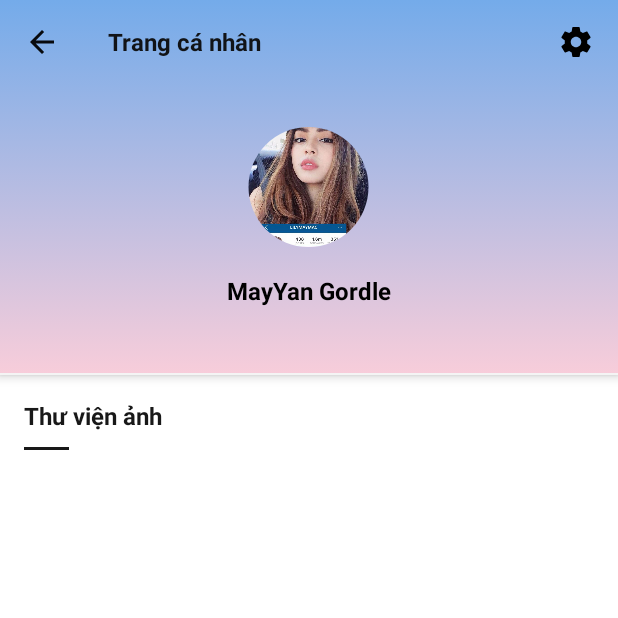
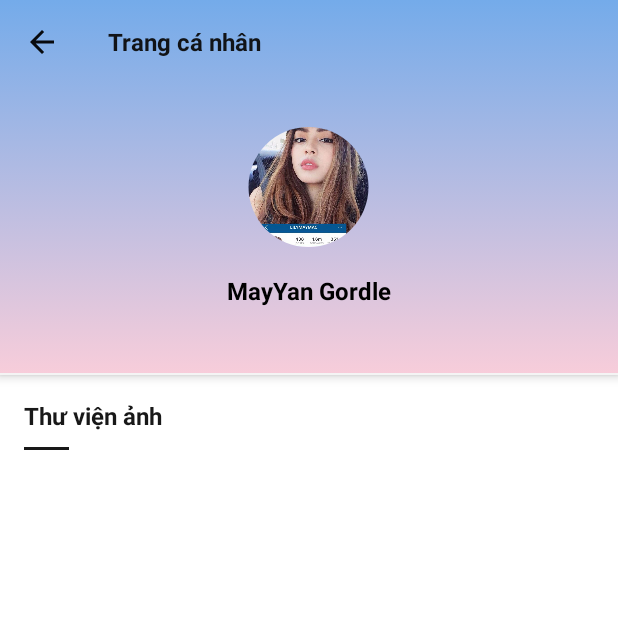
Before and after one commit to vuvuong3101/Hackathon3-TravelApp, an Android app: the fragment UserFragment placed in its activity, on a phone screen of 412 x 824 dp, the top half of it. Run offline under Robolectric (Android 15) with nearby library versions, the phone set to English and light mode, and no system bars; our stand-ins replace EventBus, Firebase (no records; nobody signed in at launch, a user with empty details on screens opened directly), Picasso, RxJava; libraries missing offline, so code that uses them is left out: com.facebook, com.facebook.share, com.github.pwittchen.reactivenetwork, com.github.siyamed.shapeimageview, com.jakewharton.rxbinding2 and 2 more; plain views replace CircularImageView, SpaceNavigationView; pictures from the network do not load; 14 statements that could not run were skipped.

Commit message:
fix more

```diff
--- a/app/src/main/java/vu/travelapp/activities/IntroActivity.java
+++ b/app/src/main/java/vu/travelapp/activities/IntroActivity.java
@@ -119,7 +119,8 @@ public class IntroActivity extends AppCompatActivity {
     }
 
     private void launchHomeScreen() {
-        prefManager.setFirstTimeLaunch(true);
+        prefManager.setFirstTimeLaunch(true
+        );
         startActivity(new Intent(IntroActivity.this, Intro.class));
         finish();
     }
--- a/app/src/main/java/vu/travelapp/activities/MainActivity.java
+++ b/app/src/main/java/vu/travelapp/activities/MainActivity.java
@@ -37,6 +37,7 @@ import vu.travelapp.R;
 import vu.travelapp.fragments.HomeFragment;
 import vu.travelapp.fragments.RankFragment;
 import vu.travelapp.fragments.SearchFragment;
+import vu.travelapp.fragments.SettingFragment;
 import vu.travelapp.fragments.UploadFragment;
 import vu.travelapp.fragments.UserFragment;
 import vu.travelapp.managers.ScreenManager;
@@ -47,7 +48,7 @@ public class MainActivity extends AppCompatActivity {
     public static String id_me;
     private static final String TAG = MainActivity.class.toString();
     private Toolbar toolbar;
-    private RelativeLayout user;
+    private RelativeLayout settings;
     private ProfileModel profileModel;
     private SpaceNavigationView spaceNavigationView;
     private SearchView searchView;
@@ -73,18 +74,18 @@ public class MainActivity extends AppCompatActivity {
     }
 
     private void progress() {
-        user.setOnClickListener(new View.OnClickListener() {
+        settings.setOnClickListener(new View.OnClickListener() {
             @Override
             public void onClick(View view) {
                 requestFaceboook();
-                ScreenManager.replaceFragment(getSupportFragmentManager(), new UserFragment(), R.id.main);
+                ScreenManager.replaceFragment(getSupportFragmentManager(), new SettingFragment(), R.id.main);
 
             }
         });
         spaceNavigationView.addSpaceItem(new SpaceItem("", R.drawable.ic_home));
         spaceNavigationView.addSpaceItem(new SpaceItem("", R.drawable.ic_newplace));
         spaceNavigationView.addSpaceItem(new SpaceItem("", R.drawable.ic_fav));
-        spaceNavigationView.addSpaceItem(new SpaceItem("", R.drawable.ic_search));
+        spaceNavigationView.addSpaceItem(new SpaceItem("", R.drawable.ic_person));
         spaceNavigationView.changeCenterButtonIcon(R.drawable.ic_plus);
         spaceNavigationView.setSpaceOnClickListener(new SpaceOnClickListener() {
             @Override
@@ -98,11 +99,10 @@ public class MainActivity extends AppCompatActivity {
                     ScreenManager.openFragment(getSupportFragmentManager(), new HomeFragment(), R.id.rl_content);
                 } else if (itemIndex == 1) {
                     ScreenManager.openFragment(getSupportFragmentManager(), new RankFragment(), R.id.rl_content);
-
                 } else if (itemIndex == 2) {
                     ScreenManager.openFragment(getSupportFragmentManager(), new HomeFragment(), R.id.rl_content);
                 } else if (itemIndex == 3) {
-                    ScreenManager.openFragment(getSupportFragmentManager(), new HomeFragment(), R.id.rl_content);
+                    ScreenManager.openFragment(getSupportFragmentManager(), new UserFragment(), R.id.main);
                 }
             }
 
@@ -156,7 +156,7 @@ public class MainActivity extends AppCompatActivity {
     private void Init() {
         spaceNavigationView = (SpaceNavigationView) findViewById(R.id.space);
         toolbar = (Toolbar) findViewById(R.id.toolbar_home);
-        user = (RelativeLayout) findViewById(R.id.profile_user);
+        settings = (RelativeLayout) findViewById(R.id.settings);
         setSupportActionBar(toolbar);
         ScreenManager.openFragment(getSupportFragmentManager(), new HomeFragment(), R.id.rl_content);
     }
--- a/app/src/main/java/vu/travelapp/adapter/AdapterRankFragment.java
+++ b/app/src/main/java/vu/travelapp/adapter/AdapterRankFragment.java
@@ -57,6 +57,7 @@ public class AdapterRankFragment extends RecyclerView.Adapter<AdapterRankFragmen
         ImageView ivImageRank;
         TextView tvLikeRank;
         TextView tvNameRank;
+        TextView tvDestinationRank;
 
         public RankModelViewHolder(View itemView) {
             super(itemView);
@@ -68,6 +69,7 @@ public class AdapterRankFragment extends RecyclerView.Adapter<AdapterRankFragmen
             ivImageRank = (ImageView) itemView.findViewById(R.id.iv_image_rank);
             tvLikeRank = (TextView) itemView.findViewById(R.id.tv_like_rank);
             tvNameRank = (TextView) itemView.findViewById(R.id.user_name);
+            tvDestinationRank = (TextView) itemView.findViewById(R.id.tv_destination_rank);
         }
 
         private void setData(DataModel data, Context context) {
@@ -75,6 +77,7 @@ public class AdapterRankFragment extends RecyclerView.Adapter<AdapterRankFragmen
                 Picasso.with(context).load(data.getImage()).into(ivImageRank);
                 tvLikeRank.setText(String.valueOf(data.getLike()));
                 tvNameRank.setText(data.getName());
+                tvDestinationRank.setText(data.getDestination());
                 view.setTag(data);
             }
         }
--- a/app/src/main/java/vu/travelapp/fragments/RankFragment.java
+++ b/app/src/main/java/vu/travelapp/fragments/RankFragment.java
@@ -72,6 +72,7 @@ public class RankFragment extends Fragment implements View.OnClickListener {
                     dataModel.setContent(response.body().get(i).getContent());
                     dataModel.setLike(response.body().get(i).getLike());
                     dataModel.setId(response.body().get(i).get_id());
+                    dataModel.setDestination(response.body().get(i).getDestination());
                     if (dataModel.getLike() > maxLike) {
                         maxLike = dataModel.getLike();
                         dataModelList.add(0, dataModel);
--- a/app/src/main/java/vu/travelapp/fragments/SettingFragment.java
+++ b/app/src/main/java/vu/travelapp/fragments/SettingFragment.java
@@ -15,6 +15,7 @@ import com.gitonway.lee.niftymodaldialogeffects.lib.NiftyDialogBuilder;
 
 import vu.travelapp.R;
 import vu.travelapp.activities.LoginActivity;
+import vu.travelapp.managers.ScreenManager;
 
 /**
  * Created by mac-vuongvu on 8/11/17.
@@ -56,7 +57,7 @@ public class SettingFragment  extends android.support.v4.app.Fragment{
         rlInfo.setOnClickListener(new View.OnClickListener() {
             @Override
             public void onClick(View v) {
-
+                ScreenManager.openFragment(getActivity().getSupportFragmentManager(),new AboutMeFragment(),R.id.main);
             }
         });
         rlBack.setOnClickListener(new View.OnClickListener() {
--- a/app/src/main/java/vu/travelapp/fragments/UserFragment.java
+++ b/app/src/main/java/vu/travelapp/fragments/UserFragment.java
@@ -2,6 +2,7 @@ package vu.travelapp.fragments;
 
 import android.app.Dialog;
 import android.os.Bundle;
+import android.support.design.internal.NavigationMenu;
 import android.support.v4.app.Fragment;
 import android.support.v7.widget.GridLayoutManager;
 import android.support.v7.widget.LinearLayoutManager;
@@ -14,6 +15,7 @@ import android.widget.ImageView;
 import android.widget.RelativeLayout;
 import android.widget.TextView;
 
+import com.luseen.spacenavigation.SpaceNavigationView;
 import com.squareup.picasso.Picasso;
 
 import org.greenrobot.eventbus.EventBus;
--- a/app/src/main/res/layout/about_me.xml
+++ b/app/src/main/res/layout/about_me.xml
@@ -2,7 +2,9 @@
 <LinearLayout xmlns:android="http://schemas.android.com/apk/res/android"
     android:orientation="vertical"
     android:layout_width="match_parent"
-    android:layout_height="match_parent">
+    android:layout_height="match_parent"
+    android:background="@color/cardview_light_background"
+    android:clickable="true">
 
     <ScrollView
         android:layout_width="match_parent"
@@ -56,7 +58,7 @@
                 android:layout_height="wrap_content"
                 android:layout_margin="20dp"
                 android:autoLink="web"
-                android:text="Đang phát triển bởi Team " />
+                android:text="Đang phát triển bởi Travel Team " />
         </LinearLayout>
     </ScrollView>
 
--- a/app/src/main/res/layout/activity_main.xml
+++ b/app/src/main/res/layout/activity_main.xml
@@ -41,7 +41,7 @@
                         android:gravity="center_horizontal">
 
                         <RelativeLayout
-                            android:id="@+id/profile_user"
+                            android:id="@+id/settings"
                             android:layout_width="?actionBarSize"
                             android:layout_height="match_parent"
                             android:paddingLeft="16dp"
@@ -52,13 +52,13 @@
                                 android:layout_height="wrap_content"
                                 android:layout_centerVertical="true"
                                 android:padding="0dp"
-                                android:src="@drawable/ic_person" />
+                                android:src="@drawable/ic_settings" />
                         </RelativeLayout>
 
                         <RelativeLayout
                             android:layout_width="match_parent"
                             android:layout_height="match_parent"
-                            android:layout_toRightOf="@id/profile_user">
+                            android:layout_toRightOf="@id/settings">
 
                             <ImageView
                                 android:id="@+id/logo"
--- a/app/src/main/res/layout/fragment_upload_image.xml
+++ b/app/src/main/res/layout/fragment_upload_image.xml
@@ -7,7 +7,7 @@
     android:background="@color/colorPrimary"
     android:clickable="true"
     android:orientation="vertical"
-    android:visibility="visible">
+    android:visibility="invisible">
 
     <android.support.design.widget.AppBarLayout
         android:id="@+id/appbar"
--- a/app/src/main/res/layout/fragment_user.xml
+++ b/app/src/main/res/layout/fragment_user.xml
@@ -110,12 +110,12 @@
                         android:layout_alignParentEnd="true"
                         android:layout_width="wrap_content"
                         android:layout_height="match_parent">
-                        <ImageView
-                            android:layout_centerVertical="true"
-                            android:id="@+id/setting"
-                            android:src="@drawable/ic_settings"
-                            android:layout_width="wrap_content"
-                            android:layout_height="wrap_content" />
+                        <!--<ImageView-->
+                            <!--android:layout_centerVertical="true"-->
+                            <!--android:id="@+id/setting"-->
+                            <!--android:src="@drawable/ic_settings"-->
+                            <!--android:layout_width="wrap_content"-->
+                            <!--android:layout_height="wrap_content" />-->
                     </RelativeLayout>
 
                     <TextView
--- a/app/src/main/res/layout/item_rank.xml
+++ b/app/src/main/res/layout/item_rank.xml
@@ -66,7 +66,7 @@
                     android:textSize="16sp"
                     android:textStyle="bold"
                     android:textColor="@color/colorAccent"
-                    android:text="Bà Nà hill"
+                    android:text="Đây là Tiêu Đề"
                     android:layout_width="wrap_content"
                     android:layout_height="wrap_content" />
 
@@ -109,6 +109,7 @@
                         android:textSize="14sp"
                         android:layout_marginLeft="3dp"
                         android:textColor="#545454"
+                        android:id="@+id/tv_destination_rank"
                         android:text="Bà Nà hill , Việt Nam "
                         android:layout_width="wrap_content"
                         android:layout_height="wrap_content" />
```
Also changed, not shown: app/src/main/java/vu/travelapp/fragments/AboutMeFragment.java (added, +23 -0 lines), 18 other files.
